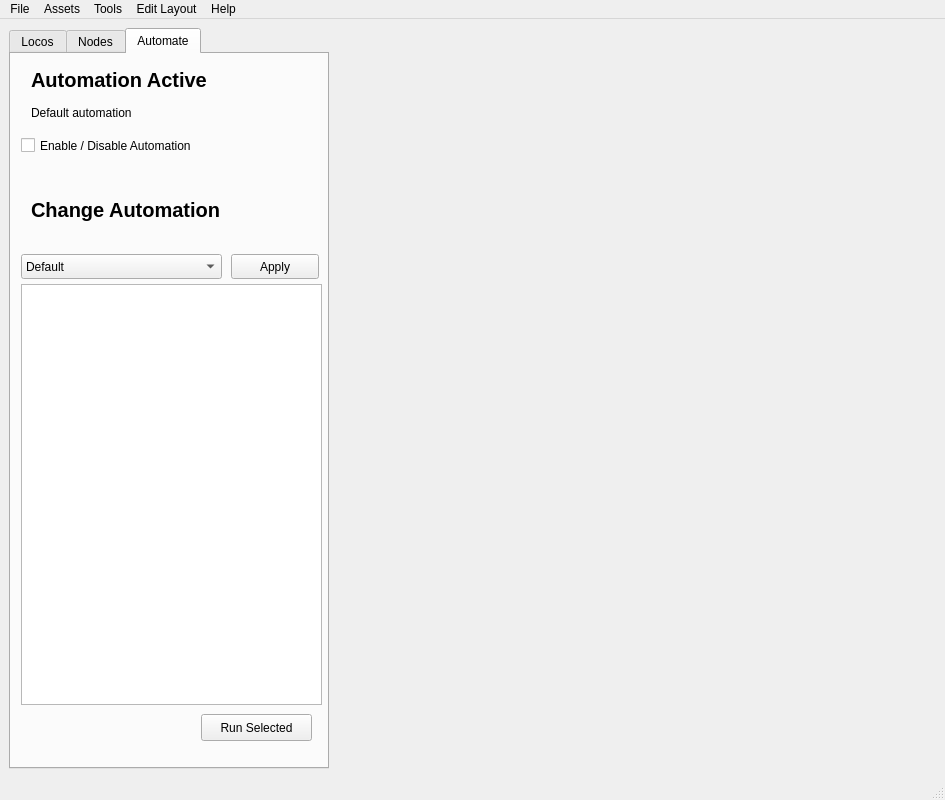
Before: the Qt Designer form mainwindow.ui in penguintutor/pisignalbox, drawn with Qt 5.
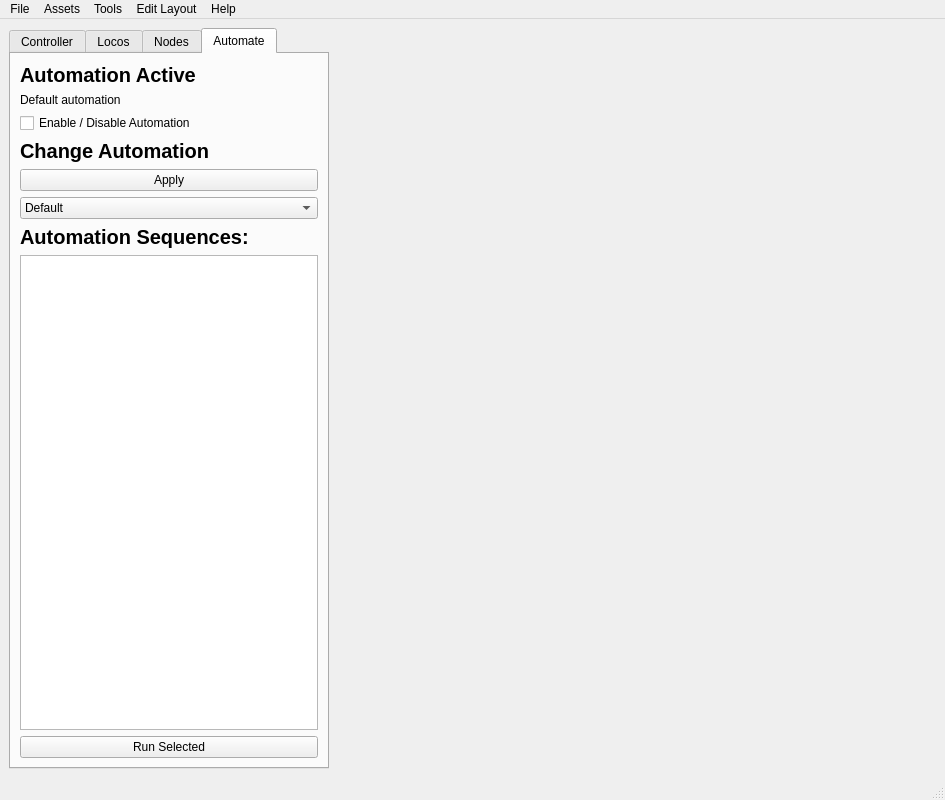
After: the same form once the commit is applied. The open tabs and pages were chosen to show the change. Custom widgets are drawn as their Qt base class.

Commit message: Add locos tab

What changed in the file:
```diff
--- a/mainwindow.ui
+++ b/mainwindow.ui
@@ -54,7 +54,7 @@
         </property>
         <widget class="QWidget" name="locoTab">
          <attribute name="title">
-          <string>Locos</string>
+          <string>Controller</string>
          </attribute>
          <layout class="QVBoxLayout" name="verticalLayout_2">
           <item>
@@ -387,6 +387,44 @@
           </item>
          </layout>
         </widget>
+        <widget class="QWidget" name="allLocoTab">
+         <attribute name="title">
+          <string>Locos</string>
+         </attribute>
+         <layout class="QVBoxLayout" name="verticalLayout_5">
+          <item>
+           <widget class="QLabel" name="label_3">
+            <property name="font">
+             <font>
+              <pointsize>15</pointsize>
+              <weight>75</weight>
+              <bold>true</bold>
+             </font>
+            </property>
+            <property name="text">
+             <string>Locomotives List</string>
+            </property>
+           </widget>
+          </item>
+          <item>
+           <widget class="QScrollArea" name="scrollArea">
+            <property name="widgetResizable">
+             <bool>true</bool>
+            </property>
+            <widget class="QWidget" name="scrollAreaWidgetContents">
+             <property name="geometry">
+              <rect>
+               <x>0</x>
+               <y>0</y>
+               <width>296</width>
+               <height>656</height>
+              </rect>
+             </property>
+            </widget>
+           </widget>
+          </item>
+         </layout>
+        </widget>
         <widget class="QWidget" name="nodeTab">
          <attribute name="title">
           <string>Nodes</string>
@@ -563,15 +601,9 @@
          <attribute name="title">
           <string>Automate</string>
          </attribute>
+         <layout class="QVBoxLayout" name="verticalLayout_4">
+          <item>
          <widget class="QLabel" name="automationStateLabel">
-          <property name="geometry">
-           <rect>
-            <x>20</x>
-            <y>10</y>
-            <width>211</width>
-            <height>31</height>
-           </rect>
-          </property>
           <property name="font">
            <font>
             <pointsize>15</pointsize>
@@ -583,41 +615,23 @@
            <string>Automation Active</string>
           </property>
          </widget>
-         <widget class="QCheckBox" name="automationEnableCheckBox">
-          <property name="geometry">
-           <rect>
-            <x>10</x>
-            <y>80</y>
-            <width>221</width>
-            <height>23</height>
-           </rect>
-          </property>
-          <property name="text">
-           <string>Enable / Disable Automation</string>
-          </property>
-         </widget>
+          </item>
+          <item>
          <widget class="QLabel" name="automationSelectedLabel">
-          <property name="geometry">
-           <rect>
-            <x>20</x>
-            <y>50</y>
-            <width>151</width>
-            <height>17</height>
-           </rect>
-          </property>
           <property name="text">
            <string>Default automation</string>
           </property>
          </widget>
+          </item>
+          <item>
+           <widget class="QCheckBox" name="automationEnableCheckBox">
+            <property name="text">
+             <string>Enable / Disable Automation</string>
+            </property>
+           </widget>
+          </item>
+          <item>
          <widget class="QLabel" name="automationStateLabel_2">
-          <property name="geometry">
-           <rect>
-            <x>20</x>
-            <y>140</y>
-            <width>271</width>
-            <height>31</height>
-           </rect>
-          </property>
           <property name="font">
            <font>
             <pointsize>15</pointsize>
@@ -629,15 +643,16 @@
            <string>Change Automation</string>
           </property>
          </widget>
+          </item>
+          <item>
+           <widget class="QPushButton" name="automationApplyButton">
+            <property name="text">
+             <string>Apply</string>
+            </property>
+           </widget>
+          </item>
+          <item>
          <widget class="QComboBox" name="selectAutomationCombo">
-          <property name="geometry">
-           <rect>
-            <x>10</x>
-            <y>200</y>
-            <width>201</width>
-            <height>25</height>
-           </rect>
-          </property>
           <item>
            <property name="text">
             <string>Default</string>
@@ -649,42 +664,32 @@
            </property>
           </item>
          </widget>
-         <widget class="QPushButton" name="automationApplyButton">
-          <property name="geometry">
-           <rect>
-            <x>220</x>
-            <y>200</y>
-            <width>88</width>
-            <height>25</height>
-           </rect>
+          </item>
+          <item>
+           <widget class="QLabel" name="label_2">
+            <property name="font">
+             <font>
+              <pointsize>15</pointsize>
+              <weight>75</weight>
+              <bold>true</bold>
+             </font>
           </property>
           <property name="text">
-           <string>Apply</string>
-          </property>
-         </widget>
+             <string>Automation Sequences:</string>
+            </property>
+           </widget>
+          </item>
+          <item>
+           <widget class="QListWidget" name="automationList"/>
+          </item>
+          <item>
          <widget class="QPushButton" name="automationRunButton">
-          <property name="geometry">
-           <rect>
-            <x>190</x>
-            <y>660</y>
-            <width>111</width>
-            <height>27</height>
-           </rect>
-          </property>
           <property name="text">
            <string>Run Selected</string>
           </property>
          </widget>
-         <widget class="QListWidget" name="automationList">
-          <property name="geometry">
-           <rect>
-            <x>10</x>
-            <y>230</y>
-            <width>301</width>
-            <height>421</height>
-           </rect>
-          </property>
-         </widget>
+          </item>
+         </layout>
         </widget>
        </widget>
       </item>
```
Left out of the diff: 32 changed lines with no effect on the pictures. Lines whose indentation alone changed are shown as unchanged.
